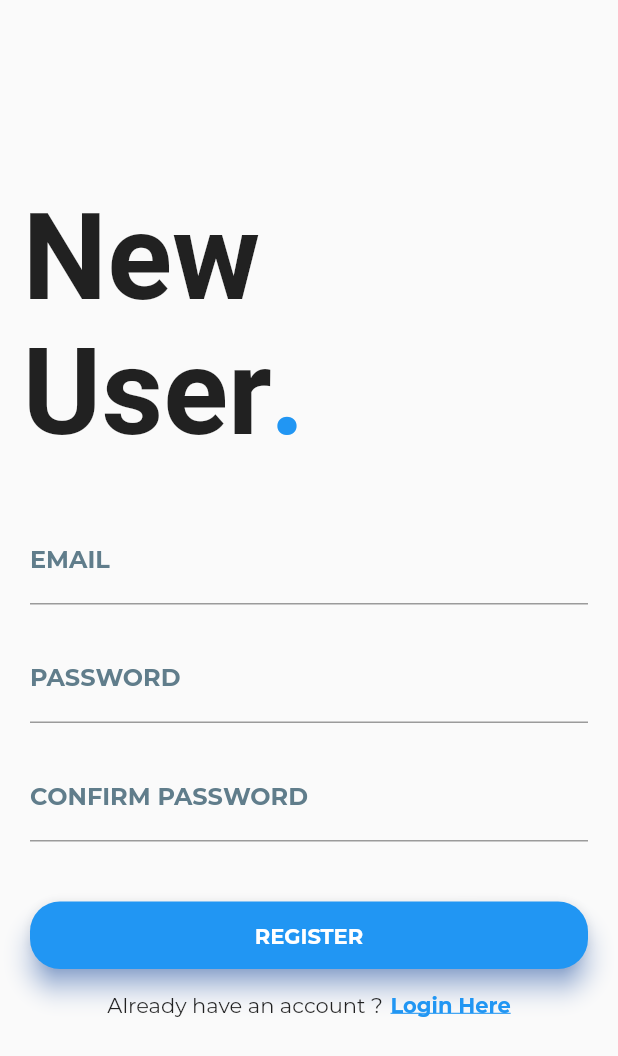
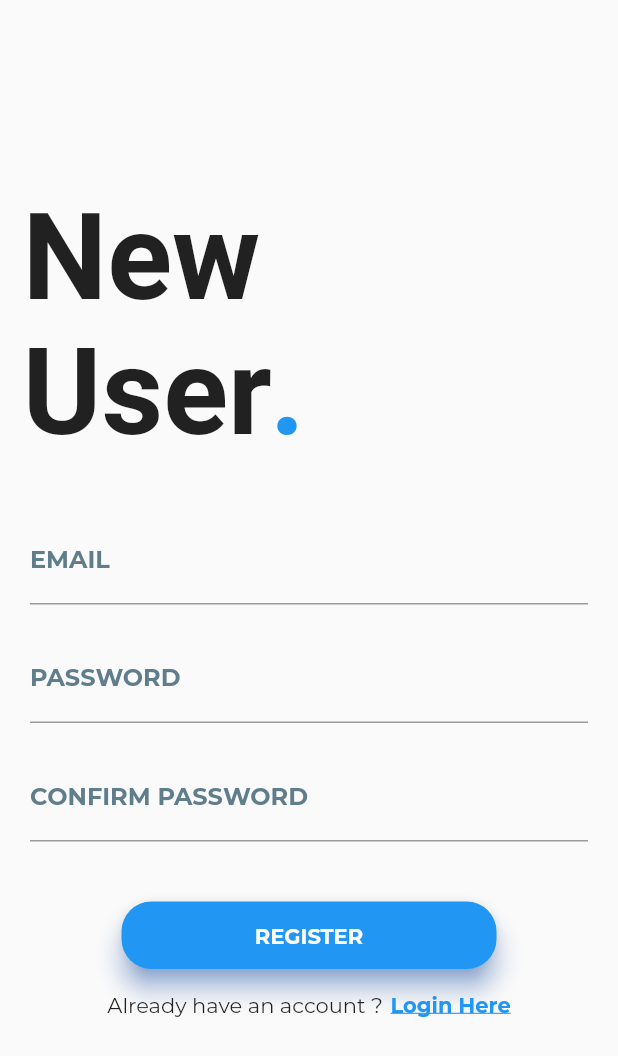
Before and after one commit to madeindra/meet_app_frontend, a Flutter app: the screen it shows after launch, after a tap on "Register Now", on a phone screen of 412 x 824 dp. Shown: the top 1056 px of the screen. Run offline on Flutter 3.47's test engine with Material 2 defaults, Android fonts, the phone set to English and light mode, and no system bars; our stand-ins replace toast; network calls fail; project files that could hold a hidden picture were left out.

Commit message:
fix button width

```diff
--- a/lib/main.dart
+++ b/lib/main.dart
@@ -151,6 +151,7 @@ class _MyHomePageState extends State<MyHomePage> {
                 ),
                 Container(
                   height: 45,
+                  width: 250,
                   child: Material(
                     borderRadius: BorderRadius.circular(20),
                     shadowColor: Colors.blueAccent,
--- a/lib/register.dart
+++ b/lib/register.dart
@@ -127,6 +127,7 @@ class _RegisterPageState extends State<RegisterPage> {
                 ),
                 Container(
                   height: 45,
+                  width: 250,
                   child: Material(
                     borderRadius: BorderRadius.circular(20),
                     shadowColor: Colors.blueAccent,
```
